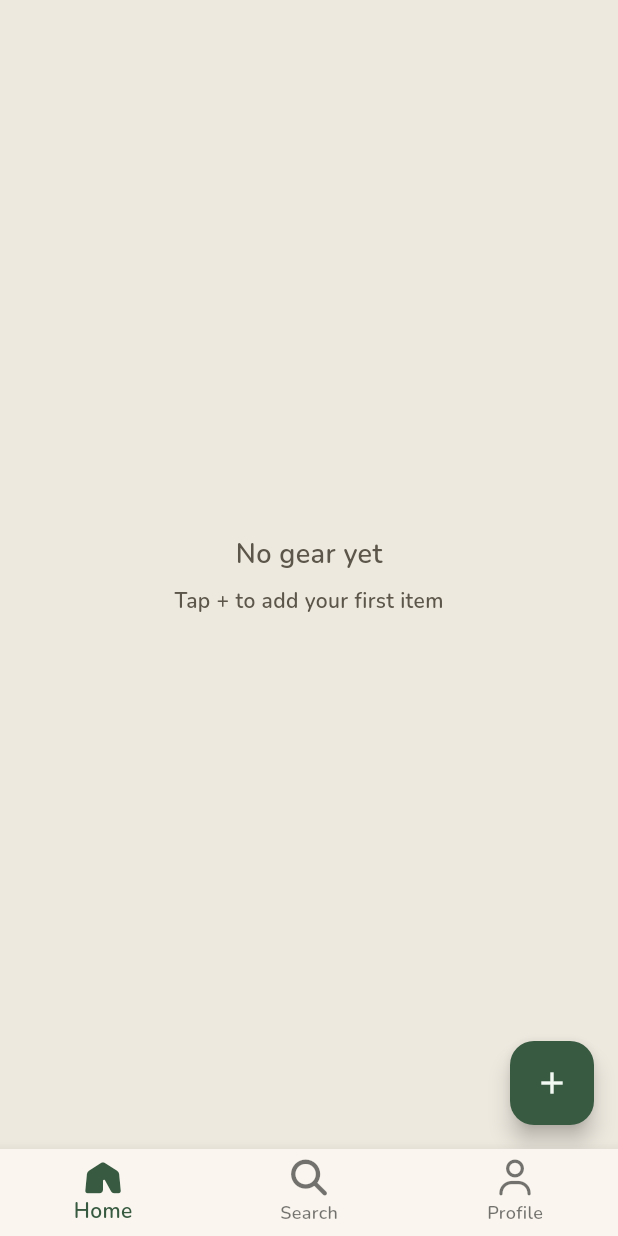
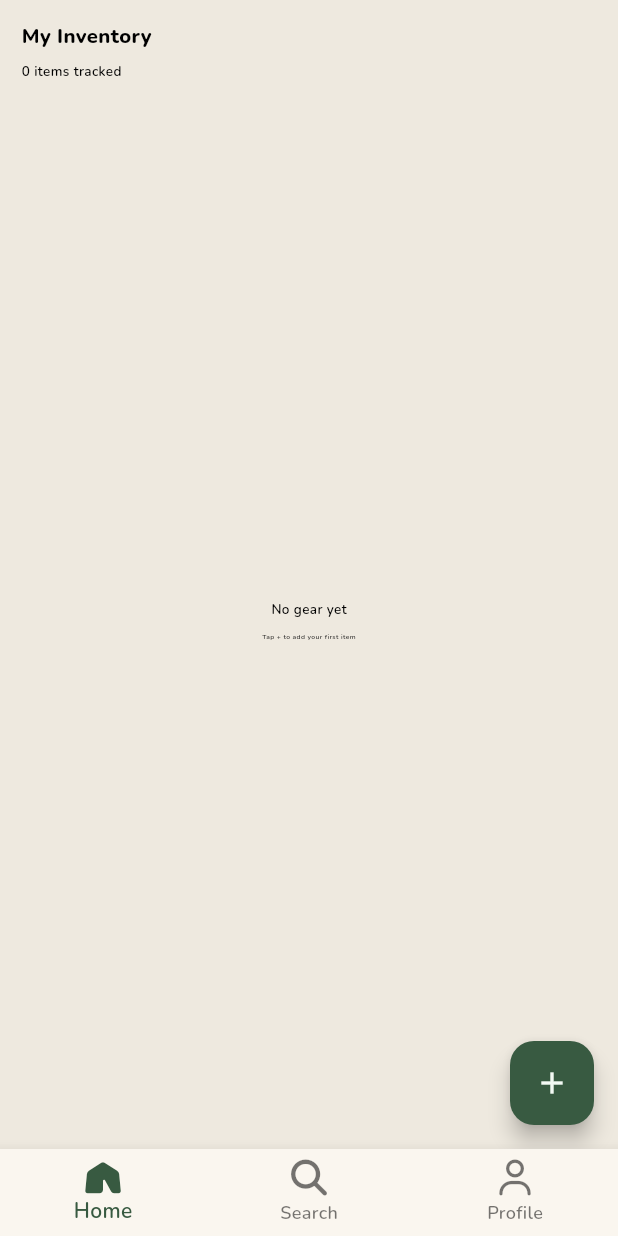
Before and after one commit to Mikey-Dowsett/gearrack, a Flutter app: the screen it shows after launch, on a phone screen of 412 x 824 dp. Run offline on Flutter 3.47's test engine with Material 3 defaults, Android fonts, the phone set to English and light mode, and no system bars; our stand-ins replace flutter_screenutil, font_awesome_flutter, google_fonts, sqflite, sqflite_common_ffi; accounts and stored records are empty.

Commit message:
feat: add edit gear functionality
- AddGearPage now accepts an optional GearItem for editing; pre-populates fields and uses update() instead of insert()
- GearPage adds an edit button (pen icon) that navigates to AddGearPage in edit mode and refreshes after save
- HomePage gets related UI updates to support the edit flow

```diff
--- a/lib/pages/home_page.dart
+++ b/lib/pages/home_page.dart
@@ -1,8 +1,10 @@
 import 'package:flutter/material.dart';
+import 'package:flutter_screenutil/flutter_screenutil.dart';
 import 'package:gearrack/database/gear_item_dao.dart';
 import 'package:gearrack/models/gear_item.dart';
 import 'package:gearrack/widgets/gear_card.dart';
 import 'package:gearrack/theme/app_colors.dart';
+import 'package:gearrack/theme/app_text_styles.dart';
 import 'package:gearrack/pages/add_gear.dart';
 
 class HomePage extends StatefulWidget {
@@ -59,33 +61,78 @@ class _HomePageState extends State<HomePage> {
 
     return Scaffold(
       backgroundColor: colors.background,
-      body: _isLoading
+      body: Column(
+        children: [
+          Padding(
+            padding: EdgeInsets.only(left: 16.sp, top: 16.sp, bottom: 8.sp),
+            child: Align(
+              alignment: Alignment.centerLeft,
+              child: Column(
+                crossAxisAlignment: CrossAxisAlignment.start,
+                children: [
+                  Text('My Inventory', style: AppTextStyles.titleLarge),
+                  const SizedBox(height: 8),
+                  Text(
+                    '${_gearItems.length} item${_gearItems.length != 1 ? 's' : ''} tracked',
+                    style: AppTextStyles.bodyMedium,
+                  ),
+                ],
+              ),
+            ),
+          ),
+          Expanded(
+            child: _isLoading
                 ? const Center(child: CircularProgressIndicator())
                 : _gearItems.isEmpty
                 ? Center(
                     child: Column(
                       mainAxisAlignment: MainAxisAlignment.center,
                       children: [
-                  Text(
-                    'No gear yet',
-                    style: TextStyle(color: colors.textSecondary, fontSize: 18),
-                  ),
+                        Text('No gear yet', style: AppTextStyles.bodyMedium),
+
                         const SizedBox(height: 8),
                         Text(
                           'Tap + to add your first item',
-                    style: TextStyle(color: colors.textSecondary, fontSize: 14),
+                          style: AppTextStyles.bodySmall,
                         ),
                       ],
                     ),
                   )
                 : RefreshIndicator(
                     onRefresh: _loadGear,
+                    child: Column(
+                      children: [
+                        Padding(
+                          padding: EdgeInsets.all(8.sp),
+                          child: TextField(
+                            decoration: InputDecoration(
+                              hintText: 'Search...',
+                              // prefixIcon: FaIcon(FontAwesomeIcons.search),
+                              border: OutlineInputBorder(
+                                borderRadius: BorderRadius.circular(10.sp),
+                              ),
+                              filled: true,
+                              fillColor: colors.surface,
+                            ),
+                            style: AppTextStyles.bodyMedium,
+                          ),
+                        ),
+                        Expanded(
                           child: ListView.builder(
                             itemCount: _gearItems.length,
                             itemBuilder: (context, index) {
-                  return GearCard(gear: _gearItems[index]);
+                              return GearCard(
+                                gear: _gearItems[index],
+                                onGearUpdated: _loadGear,
+                              );
                             },
                           ),
+                        ),
+                      ],
+                    ),
+                  ),
+          ),
+        ],
       ),
       floatingActionButton: FloatingActionButton(
         onPressed: _navigateToAddGear,
```
Also changed, not shown: lib/pages/add_gear.dart (+56 -11 lines), lib/pages/gear_page.dart (+30 -4 lines), lib/widgets/gear_card.dart (+7 -3 lines). Lines whose indentation alone changed are shown as unchanged.
